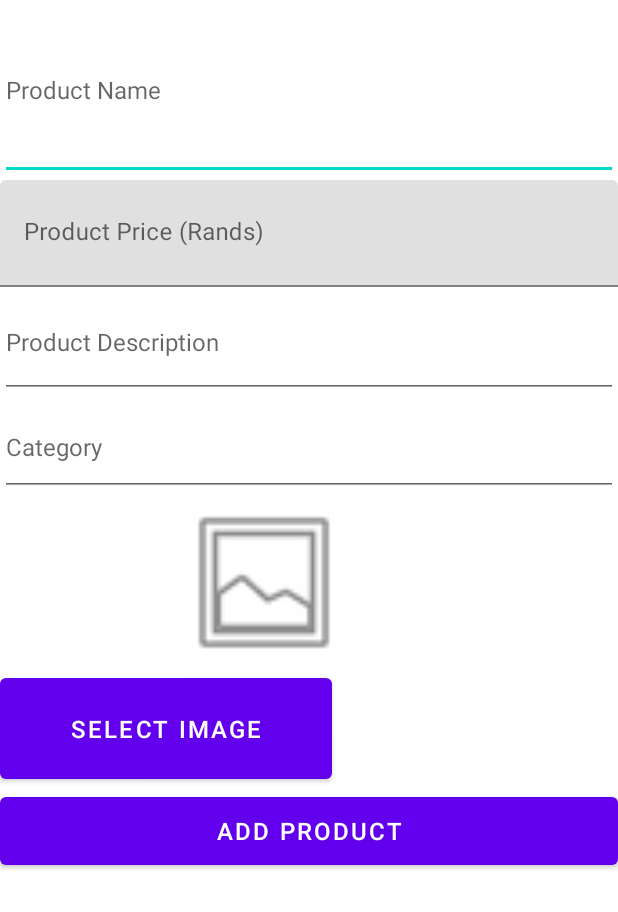
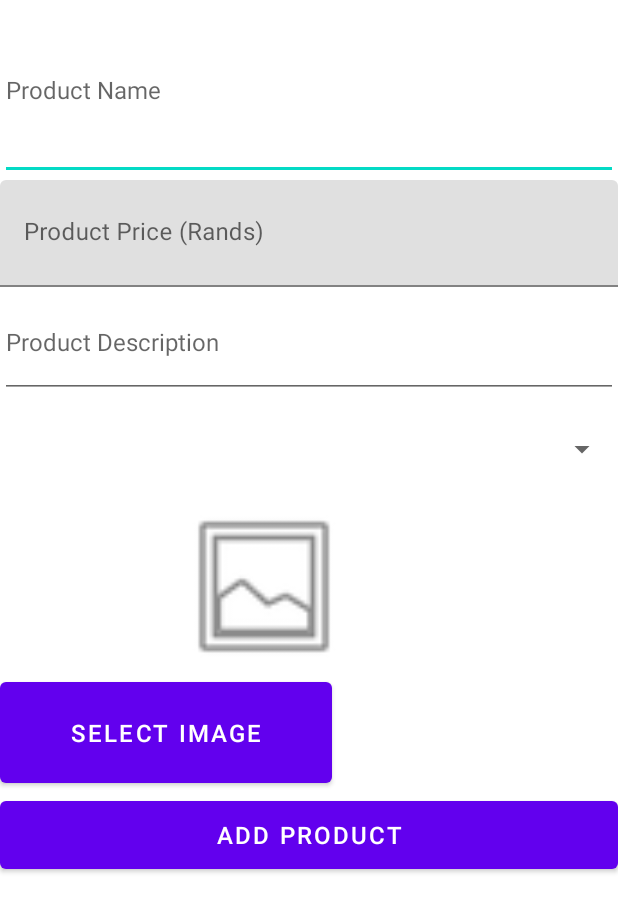
Before and after one commit to lucianIrsigler/mobile_computing_project, an Android app: the layout addproduct.xml on its own in the app's theme, with its tools: preview values and no code run, on a phone screen of 412 x 824 dp. Shown: the top 912 px of the screen. Run offline under Robolectric (Android 15) with nearby library versions, the phone set to English and light mode, and no system bars.

Commit message:
drop down category

```diff
--- a/app/src/main/res/layout/addproduct.xml
+++ b/app/src/main/res/layout/addproduct.xml
@@ -36,13 +36,17 @@
         android:minHeight="32dp"
         android:hint="Product Description" />
 
-    <EditText
-        android:id="@+id/productCategoryEditText"
+
+
+    <Spinner
+        android:id="@+id/productCategorySpinner"
         android:layout_width="match_parent"
-        android:layout_height="65dp"
+        android:layout_height="68dp"
+        android:hint="Category"
+        android:minHeight="32dp"
         android:textSize="16sp"
-        android:minHeight="32dp"
-        android:hint="Category" />
+        />
+
 
     <ImageView
 
```
Also changed, not shown: app/src/main/java/com/example/logintest/prodAddScreen.java (+11 -3 lines), app/src/main/res/layout/spinner_item.xml (added, +19 -0 lines).
